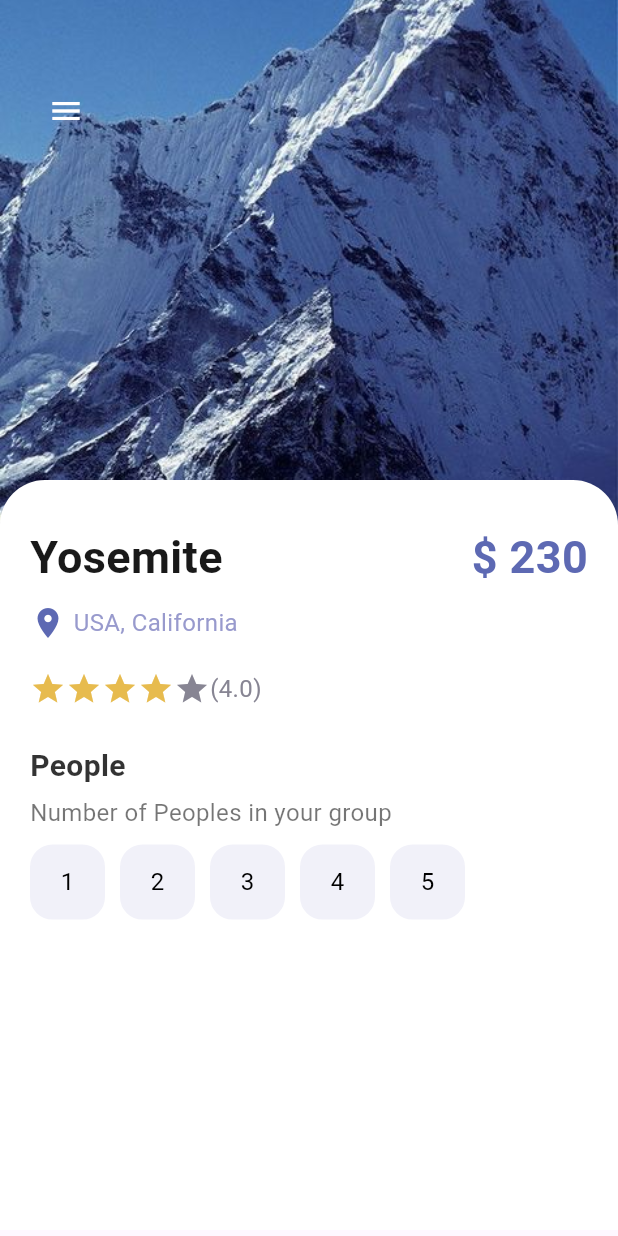
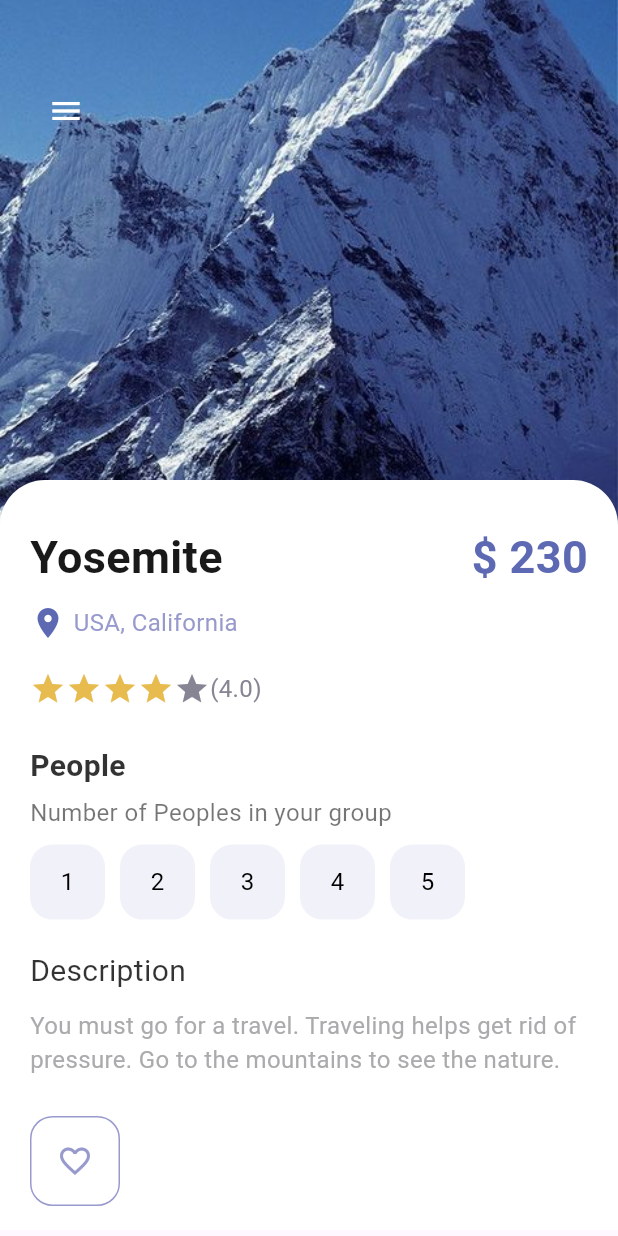
Before and after one commit to ArslanYousaf12/travel-app-flutter, a Flutter app: the screen it shows after launch, on a phone screen of 412 x 824 dp. Run offline on Flutter 3.47's test engine with Material 3 defaults, Android fonts, the phone set to English and light mode, and no system bars.

Commit message:
Add description section and favorite button to DetailPage

```diff
--- a/lib/screens/detail_page.dart
+++ b/lib/screens/detail_page.dart
@@ -147,8 +147,36 @@ class _DetailPageState extends State<DetailPage> {
                         );
                       }),
                     ),
+                    SizedBox(height: 20),
+                    AppText(
+                      text: "Description",
+                      color: Colors.black.withOpacity(0.8),
+                      size: 20,
+                    ),
+                    SizedBox(height: 10),
+                    AppText(
+                      text:
+                          "You must go for a travel. Traveling helps get rid of pressure. Go to the mountains to see the nature. ",
+                      color: AppColors.mainTextColor,
+                    ),
                   ],
                 ),
+              ),
+            ),
+            Positioned(
+              bottom: 20,
+              left: 20,
+              child: Row(
+                children: [
+                  AppButton(
+                    color: AppColors.textColor1,
+                    backgroundColor: Colors.white,
+                    size: 60,
+                    borderColor: AppColors.textColor1,
+                    isIcon: true,
+                    icon: Icons.favorite_border,
+                  ),
+                ],
               ),
             ),
           ],
--- a/lib/widgets/app_button.dart
+++ b/lib/widgets/app_button.dart
@@ -1,7 +1,6 @@
 // ignore_for_file: public_member_api_docs, sort_constructors_first
 import 'package:flutter/material.dart';
 
-import 'package:travel_app/misc/colors.dart';
 import 'package:travel_app/widgets/app_text.dart';
 
 class AppButton extends StatelessWidget {
```
